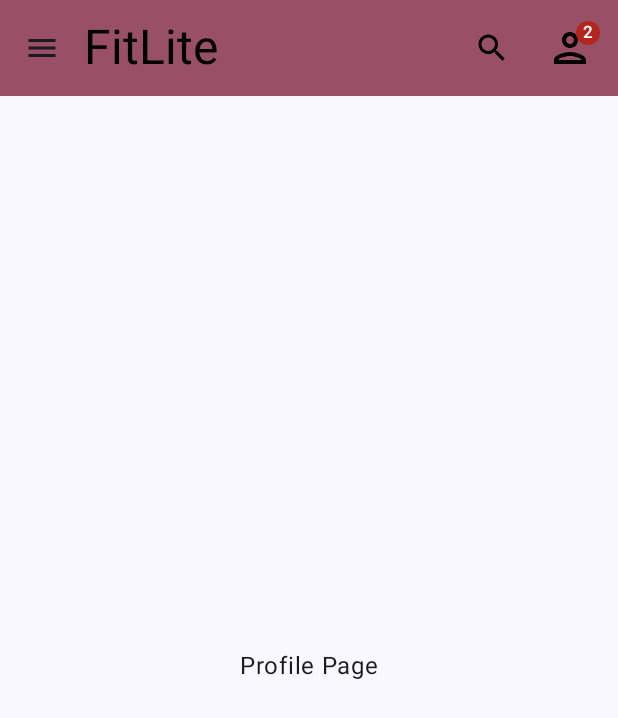
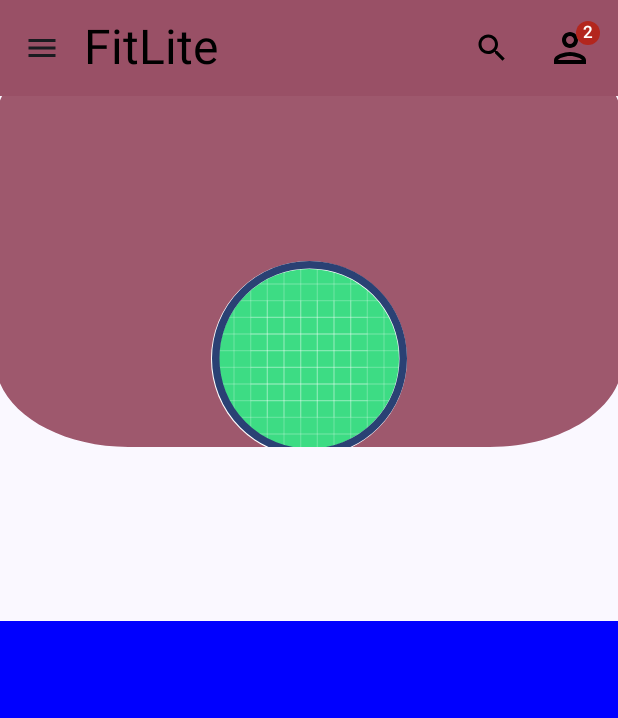
Before and after one commit to jay-sharmaa/FitLite, an Android app built with Jetpack Compose: the ProfilePage screen opened through its navigation route, on a phone screen of 412 x 824 dp. Shown: the top 718 px of the screen. Run offline under Robolectric (Android 15) with nearby library versions, the phone set to English and light mode, and no system bars.

Commit message:
added profile page and intialised bluetooth functionality

```diff
--- a/app/src/main/java/com/example/uitutorial/MainActivity.kt
+++ b/app/src/main/java/com/example/uitutorial/MainActivity.kt
@@ -71,7 +71,6 @@ import com.example.uitutorial.navigation.DrawerScreen
 import com.example.uitutorial.navigation.HelpFeedbackScreen
 import com.example.uitutorial.pages.HomePage
 import com.example.uitutorial.pages.ProfilePage
-import com.example.uitutorial.pages.SettingScreen
 import com.example.uitutorial.pages.SettingsPage
 import com.example.uitutorial.ui.theme.Purple40
 import com.example.uitutorial.ui.theme.UITutorialTheme
@@ -199,28 +198,22 @@ fun MainScreen() {
                 )
             },
         ) { paddingValues ->
-            // NavHost for managing both drawer and bottom navigation
             NavHost(
                 navController = navController,
                 startDestination = DrawerScreen.Home.route,
                 modifier = Modifier.padding(paddingValues)
             ) {
                 // Drawer routes
-                composable(DrawerScreen.Settings.route) {
-                    SettingScreen()
-                }
                 composable(DrawerScreen.HelpFeedback.route) {
                     HelpFeedbackScreen()
                 }
-
-                // Bottom navigation routes
-                composable("home") {
+                composable(DrawerScreen.Home.route) {
                     HomePage()
                 }
-                composable("profile") {
+                composable(DrawerScreen.Profile.route) {
                     ProfilePage()
                 }
-                composable("settings") {
+                composable(DrawerScreen.Settings.route) {
                     SettingsPage()
                 }
             }
--- a/app/src/main/java/com/example/uitutorial/navigation/NavigationClasses.kt
+++ b/app/src/main/java/com/example/uitutorial/navigation/NavigationClasses.kt
@@ -11,7 +11,7 @@ sealed class DrawerScreen(val route: String, val title: String, val icon: ImageV
 
     data object Profile : DrawerScreen(route = "profile", title = "Profile", Icons.Filled.Person)
 
-    data object Settings : DrawerScreen(route = "app_settings", title = "App Settings", Icons.Filled.Home)
+    data object Settings : DrawerScreen(route = "settings", title = "Settings", Icons.Filled.Home)
 
     data object HelpFeedback : DrawerScreen(route = "helpFeedback", title = "Help Feedback", Icons.Filled.Person)
 }
--- a/app/src/main/java/com/example/uitutorial/pages/AppSettingsScreen.kt
+++ /dev/null
@@ -1,14 +0,0 @@
-package com.example.uitutorial.pages
-
-import androidx.compose.foundation.layout.Box
-import androidx.compose.foundation.layout.fillMaxSize
-import androidx.compose.material3.Text
-import androidx.compose.runtime.Composable
-import androidx.compose.ui.Modifier
-
-@Composable
-fun SettingScreen() {
-    Box(modifier = Modifier.fillMaxSize()) {
-        Text("Settings Screen")
-    }
-}
--- a/app/src/main/java/com/example/uitutorial/pages/ProfilePage.kt
+++ b/app/src/main/java/com/example/uitutorial/pages/ProfilePage.kt
@@ -1,17 +1,142 @@
 package com.example.uitutorial.pages
+
+import androidx.compose.foundation.Image
+import androidx.compose.foundation.background
 import androidx.compose.foundation.layout.Box
+import androidx.compose.foundation.layout.Column
 import androidx.compose.foundation.layout.fillMaxSize
-import androidx.compose.material3.Text
+import androidx.compose.foundation.layout.height
+import androidx.compose.foundation.layout.padding
+import androidx.compose.foundation.layout.size
+import androidx.compose.foundation.layout.width
+import androidx.compose.foundation.rememberScrollState
+import androidx.compose.foundation.shape.CircleShape
+import androidx.compose.foundation.verticalScroll
+import androidx.compose.material3.CircularProgressIndicator
 import androidx.compose.runtime.Composable
+import androidx.compose.runtime.LaunchedEffect
+import androidx.compose.runtime.getValue
+import androidx.compose.runtime.mutableStateOf
+import androidx.compose.runtime.remember
+import androidx.compose.runtime.rememberCoroutineScope
+import androidx.compose.runtime.setValue
 import androidx.compose.ui.Alignment
 import androidx.compose.ui.Modifier
+import androidx.compose.ui.draw.clip
+import androidx.compose.ui.geometry.Rect
+import androidx.compose.ui.geometry.Size
+import androidx.compose.ui.graphics.Color
+import androidx.compose.ui.graphics.Matrix
+import androidx.compose.ui.graphics.Outline
+import androidx.compose.ui.graphics.Shape
+import androidx.compose.ui.graphics.asComposePath
+import androidx.compose.ui.res.painterResource
+import androidx.compose.ui.tooling.preview.Preview
+import androidx.compose.ui.unit.Density
+import androidx.compose.ui.unit.LayoutDirection
+import androidx.compose.ui.unit.dp
+import androidx.graphics.shapes.CornerRounding
+import androidx.graphics.shapes.RoundedPolygon
+import androidx.graphics.shapes.toPath
+import com.example.uitutorial.R
+import com.example.uitutorial.ui.theme.Purple40
+import kotlinx.coroutines.delay
+import java.lang.Float.max
 
 @Composable
+@Preview(showSystemUi = true)
 fun ProfilePage() {
-    Box(
-        modifier = Modifier.fillMaxSize(),
-        contentAlignment = Alignment.Center
-    ) {
-        Text(text = "Profile Page")
+    var maxLoading : Float = 50f
+    var currentProgress by remember { mutableStateOf(0f) }
+    var loading by remember { mutableStateOf(true) }
+
+    val square = remember{
+        RoundedPolygon(
+            4,
+            rounding = CornerRounding(0.3f)
+        )
+    }
+    val clipSquare = remember(square) {
+        RoundedPolygonShape(polygon = square)
+    }
+
+    LaunchedEffect(Unit){
+        loadProgress {progress ->
+            currentProgress = progress
+        }
+
+        loading = false
+    }
+
+    Column(
+        modifier = Modifier.verticalScroll(rememberScrollState())
+    ){
+        Box(
+            modifier = Modifier
+                .clip(clipSquare)
+                .background(color = Purple40.copy(alpha = 0.95f))
+                .width(420.dp)
+                .height(350.dp),
+            contentAlignment = Alignment.Center
+        ) {
+            Image(
+                painter = painterResource(id = R.drawable.ic_launcher_background),
+                contentDescription = "Profile",
+                modifier = Modifier
+                    .clip(CircleShape)
+                    .background(color = Color.White)
+                    .padding(all = 5.dp)
+                    .size(120.dp)
+                    .clip(CircleShape)
+            )
+            CircularProgressIndicator(progress = currentProgress,
+                modifier =  Modifier.size(130.dp),
+                strokeWidth = 5.dp)
+        }
+        Box(
+            modifier = Modifier
+                .size(420.dp)
+                .background(color = Color.Blue)
+        ){
+
+        }
+        Box(
+            modifier = Modifier
+                .size(420.dp)
+                .background(color = Color.Red)
+        ){
+
+        }
     }
 }
+
+suspend fun loadProgress(updateProgress: (Float) -> Unit) {
+    for (i in 1..100) {
+        updateProgress(i.toFloat() / 100)
+        delay(3)
+    }
+}
+
+fun RoundedPolygon.getBounds() = calculateBounds().let { Rect(it[0], it[1], it[2], it[3]) }
+class RoundedPolygonShape(
+    private val polygon: RoundedPolygon,
+    private var matrix: Matrix = Matrix()
+) : Shape {
+    private var path = androidx.compose.ui.graphics.Path()
+    override fun createOutline(
+        size: Size,
+        layoutDirection: LayoutDirection,
+        density: Density,
+    ): Outline {
+        path.rewind()
+        path = polygon.toPath().asComposePath()
+        matrix.reset()
+        val bounds = polygon.getBounds()
+        val maxBounds = max(bounds.width, bounds.height)
+        matrix.scale(size.width*1.3f/maxBounds, size.height/maxBounds)
+        matrix.translate(-bounds.left/1.3f, -bounds.top/1.8f)
+        matrix.rotateZ(45f)
+        path.transform(matrix)
+        return Outline.Generic(path)
+    }
+}
```
